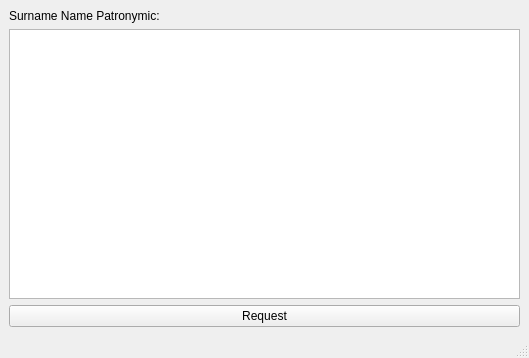
This is cvd_info/mainform.ui in j2cry/biolab_scripts as Qt 5 draws it before an edit. The edited form follows.
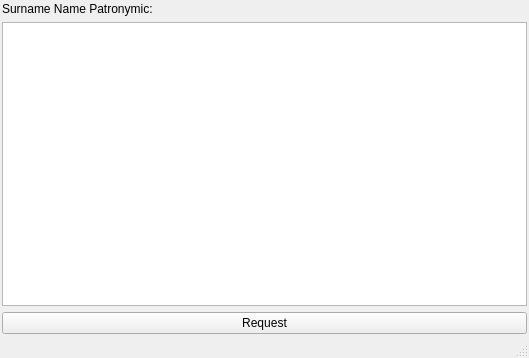
This is the edited form.

Commit message: + rna_find: added GUI * all GUI fixed margins

Diff of the .ui file:
```diff
--- a/cvd_info/mainform.ui
+++ b/cvd_info/mainform.ui
@@ -21,6 +21,18 @@
   </property>
   <widget class="QWidget" name="centralwidget">
    <layout class="QVBoxLayout" name="verticalLayout">
+    <property name="leftMargin">
+     <number>2</number>
+    </property>
+    <property name="topMargin">
+     <number>2</number>
+    </property>
+    <property name="rightMargin">
+     <number>2</number>
+    </property>
+    <property name="bottomMargin">
+     <number>2</number>
+    </property>
     <item>
      <widget class="QLabel" name="label">
       <property name="text">
```
The commit also changes 5 other files.
